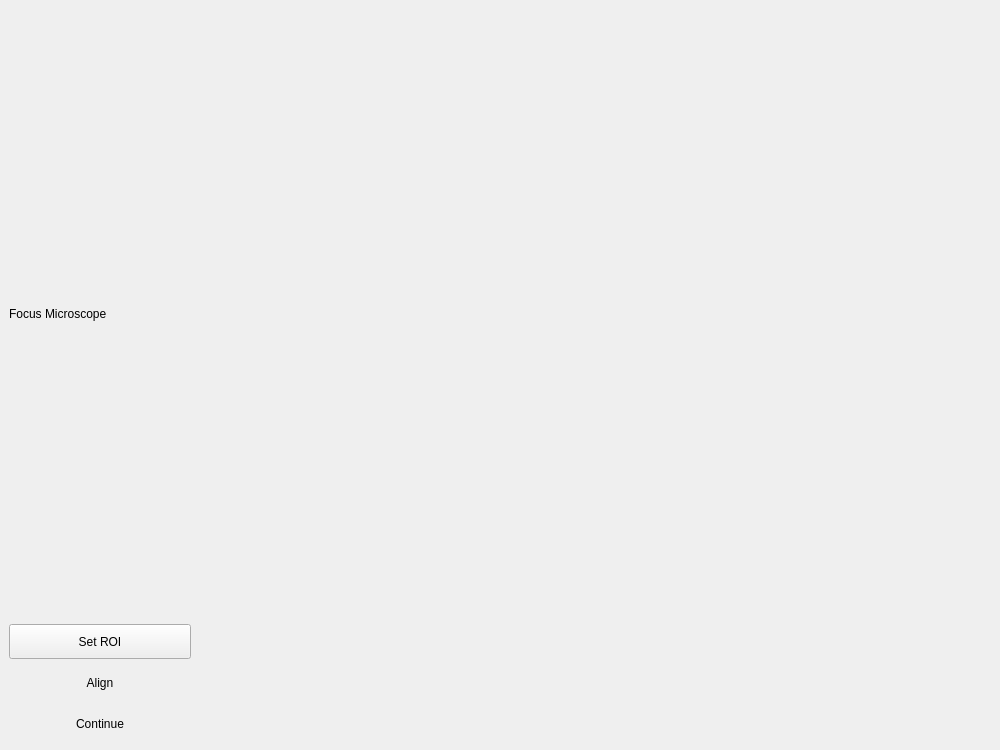
Before: the Qt Designer form sequential/views/Focus_Widget.ui in aquilesC/NanoCETPy, drawn with Qt 5.
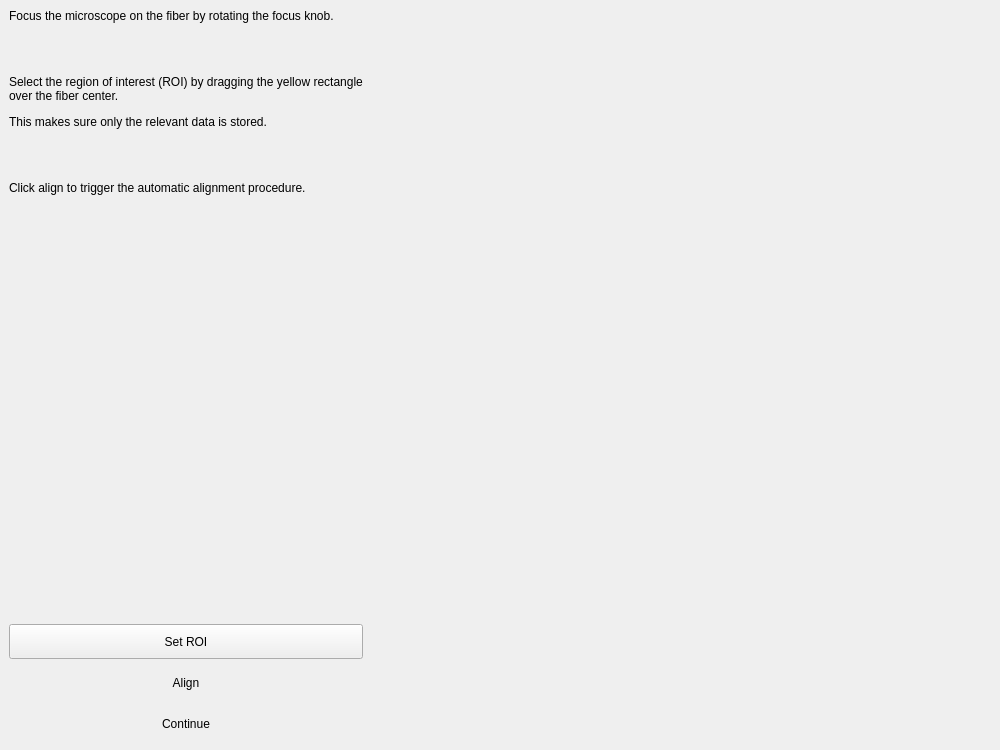
After: the same form once the commit is applied.

What changed in the file:
```diff
--- a/sequential/views/Focus_Widget.ui
+++ b/sequential/views/Focus_Widget.ui
@@ -44,7 +44,13 @@
       <item>
        <widget class="QLabel" name="label">
         <property name="text">
-         <string>Focus Microscope</string>
+         <string>&lt;html&gt;&lt;head/&gt;&lt;body&gt;&lt;p&gt;Focus the microscope on the fiber by rotating the focus knob.&lt;/p&gt;&lt;p&gt;&lt;br/&gt;&lt;/p&gt;&lt;p&gt;Select the region of interest (ROI) by dragging the yellow rectangle over the fiber center.&lt;/p&gt;&lt;p&gt;This makes sure only the relevant data is stored.&lt;/p&gt;&lt;p&gt;&lt;br/&gt;&lt;/p&gt;&lt;p&gt;Click align to trigger the automatic alignment procedure.&lt;/p&gt;&lt;/body&gt;&lt;/html&gt;</string>
+        </property>
+        <property name="alignment">
+         <set>Qt::AlignLeading|Qt::AlignLeft|Qt::AlignTop</set>
+        </property>
+        <property name="wordWrap">
+         <bool>true</bool>
         </property>
        </widget>
       </item>
```
Left out of the diff: 2 changed lines with no effect on the pictures.
